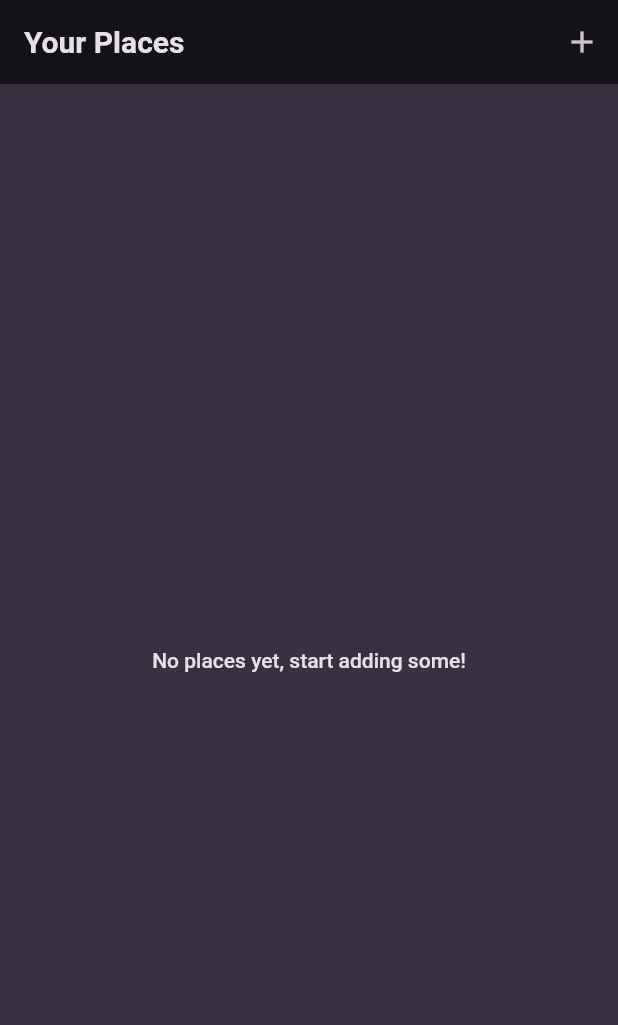
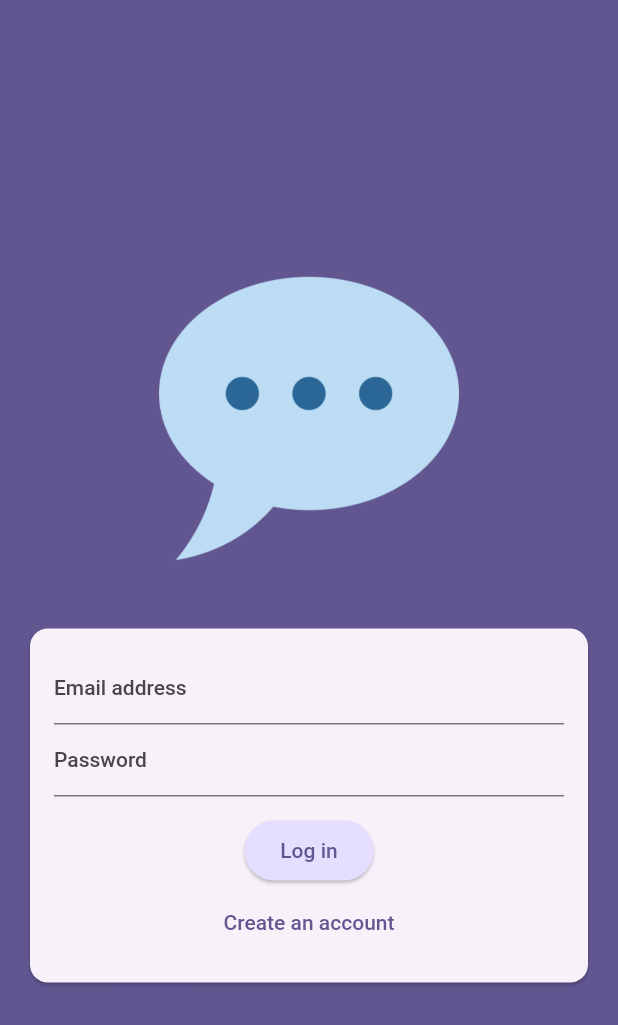
Before and after one commit to Howard86/flutter-tutorial, a Flutter app: the screen it shows after launch, on a phone screen of 412 x 824 dp. Shown: the top 1025 px of the screen. Run offline on Flutter 3.47's test engine with Material 2 defaults, Android fonts, the phone set to English and light mode, and no system bars; our stand-ins replace cloud_firestore, firebase_auth, firebase_core, firebase_storage, flutter_dotenv, flutter_riverpod and 7 more; accounts and stored records are empty; statements that could not run were skipped.

Commit message:
feat: add chat app

```diff
--- /dev/null
+++ b/lib/chat_app/main.dart
@@ -0,0 +1,36 @@
+import 'package:firebase_auth/firebase_auth.dart';
+import 'package:firstapp/chat_app/screens/auth_screen.dart';
+import 'package:firstapp/chat_app/screens/chat_screen.dart';
+import 'package:firstapp/chat_app/screens/splash_screen.dart';
+import 'package:flutter/material.dart';
+
+class ChatApp extends StatelessWidget {
+  const ChatApp({super.key});
+
+  @override
+  Widget build(BuildContext context) {
+    return MaterialApp(
+      title: 'FlutterChat',
+      theme: ThemeData().copyWith(
+        useMaterial3: true,
+        colorScheme: ColorScheme.fromSeed(
+          seedColor: const Color.fromARGB(255, 63, 17, 177),
+        ),
+      ),
+      home: StreamBuilder(
+        stream: FirebaseAuth.instance.authStateChanges(),
+        builder: (context, snapshot) {
+          if (snapshot.connectionState == ConnectionState.waiting) {
+            return const SplashScreen();
+          }
+
+          if (snapshot.hasData) {
+            return const ChatScreen();
+          }
+
+          return const AuthScreen();
+        },
+      ),
+    );
+  }
+}
--- /dev/null
+++ b/lib/chat_app/screens/auth_screen.dart
@@ -0,0 +1,234 @@
+import 'dart:io';
+
+import 'package:cloud_firestore/cloud_firestore.dart';
+import 'package:firebase_auth/firebase_auth.dart';
+import 'package:firebase_storage/firebase_storage.dart';
+import 'package:firstapp/chat_app/screens/chat_screen.dart';
+import 'package:firstapp/chat_app/widgets/user_image_picker.dart';
+import 'package:flutter/material.dart';
+
+final _firebase = FirebaseAuth.instance;
+
+class AuthScreen extends StatefulWidget {
+  const AuthScreen({
+    super.key,
+  });
+
+  @override
+  State<AuthScreen> createState() => _AuthScreenState();
+}
+
+class _AuthScreenState extends State<AuthScreen> {
+  final _formKey = GlobalKey<FormState>();
+
+  var _isLogin = true;
+  var _isAuthenticating = false;
+  File? _selectedImage;
+
+  final _emailController = TextEditingController();
+  final _passwordController = TextEditingController();
+  final _usernameController = TextEditingController();
+
+  void _submit() async {
+    final isValid = _formKey.currentState!.validate();
+
+    if (!isValid) {
+      return;
+    }
+
+    if (!_isLogin && (_selectedImage == null || _selectedImage!.path.isEmpty)) {
+      ScaffoldMessenger.of(context).clearSnackBars();
+      ScaffoldMessenger.of(context).showSnackBar(
+        const SnackBar(
+          content: Text('Please pick an image.'),
+        ),
+      );
+      return;
+    }
+
+    setState(() => _isAuthenticating = true);
+
+    _formKey.currentState!.save();
+
+    late UserCredential userCredential;
+
+    try {
+      if (_isLogin) {
+        userCredential = await _firebase.signInWithEmailAndPassword(
+          email: _emailController.value.text,
+          password: _passwordController.value.text,
+        );
+      } else {
+        userCredential = await _firebase.createUserWithEmailAndPassword(
+          email: _emailController.value.text,
+          password: _passwordController.value.text,
+        );
+
+        final storageRef = FirebaseStorage.instance
+            .ref()
+            .child('user_images')
+            .child('${userCredential.user!.uid}.jpg');
+
+        await storageRef.putFile(
+          _selectedImage!,
+          SettableMetadata(contentType: 'image/jpg', customMetadata: {
+            'picked-file-path': _selectedImage!.path,
+          }),
+        );
+
+        final imageUrl = await storageRef.getDownloadURL();
+
+        await FirebaseFirestore.instance
+            .collection('users')
+            .doc(userCredential.user!.uid)
+            .set({
+          'username': _usernameController.value.text,
+          'email': _emailController.value.text,
+          'image_url': imageUrl,
+        });
+      }
+
+      if (!_isLogin) {}
+    } on FirebaseAuthException catch (e) {
+      print(e.code);
+
+      ScaffoldMessenger.of(context).clearSnackBars();
+      ScaffoldMessenger.of(context).showSnackBar(
+        SnackBar(
+          content: Text(e.message ?? 'An error occurred! Please try again.'),
+        ),
+      );
+    }
+
+    if (!mounted) {
+      return;
+    }
+
+    setState(() => _isAuthenticating = false);
+  }
+
+  @override
+  void dispose() {
+    _emailController.dispose();
+    _passwordController.dispose();
+    _usernameController.dispose();
+    super.dispose();
+  }
+
+  @override
+  Widget build(BuildContext context) {
+    return Scaffold(
+      backgroundColor: Theme.of(context).colorScheme.primary,
+      body: Center(
+        child: SingleChildScrollView(
+          child: Column(
+            mainAxisAlignment: MainAxisAlignment.center,
+            children: [
+              Container(
+                margin: const EdgeInsets.only(
+                  top: 30,
+                  bottom: 20,
+                  left: 20,
+                  right: 20,
+                ),
+                width: 200,
+                child: Image.asset('assets/images/chat.png'),
+              ),
+              Card(
+                margin: const EdgeInsets.all(20),
+                child: SingleChildScrollView(
+                  child: Padding(
+                    padding: const EdgeInsets.all(16),
+                    child: Form(
+                      key: _formKey,
+                      child: Column(
+                        mainAxisSize: MainAxisSize.min,
+                        children: [
+                          if (!_isLogin)
+                            UserImagePicker(
+                              onPickImage: (pickedImage) =>
+                                  _selectedImage = pickedImage,
+                            ),
+                          TextFormField(
+                            controller: _emailController,
+                            keyboardType: TextInputType.emailAddress,
+                            decoration: const InputDecoration(
+                              labelText: 'Email address',
+                            ),
+                            autocorrect: false,
+                            textCapitalization: TextCapitalization.none,
+                            validator: (value) => (value == null ||
+                                    value.isEmpty ||
+                                    !value.contains('@'))
+                                ? 'Please enter a valid email address'
+                                : null,
+                          ),
+                          if (!_isLogin)
+                            TextFormField(
+                              controller: _usernameController,
+                              decoration: const InputDecoration(
+                                labelText: 'Username',
+                              ),
+                              enableSuggestions: false,
+                              validator: (value) {
+                                if (value == null || value.isEmpty) {
+                                  return 'Please enter a username';
+                                }
+                                if (value.trim().length < 4) {
+                                  return 'Username must be at least 4 characters long';
+                                }
+                                return null;
+                              },
+                            ),
+                          TextFormField(
+                            controller: _passwordController,
+                            decoration: const InputDecoration(
+                              labelText: 'Password',
+                            ),
+                            obscureText: true,
+                            validator: (value) {
+                              if (value == null || value.isEmpty) {
+                                return 'Please enter a password';
+                              }
+                              if (value.trim().length < 6) {
+                                return 'Password must be at least 6 characters long';
+                              }
+                              return null;
+                            },
+                          ),
+                          const SizedBox(height: 12),
+                          if (_isAuthenticating)
+                            const CircularProgressIndicator(),
+                          if (!_isAuthenticating)
+                            ElevatedButton(
+                              onPressed: _submit,
+                              style: ElevatedButton.styleFrom(
+                                backgroundColor: Theme.of(context)
+                                    .colorScheme
+                                    .primaryContainer,
+                              ),
+                              child: _isLogin
+                                  ? const Text('Log in')
+                                  : const Text('Sign up'),
+                            ),
+                          if (!_isAuthenticating)
+                            TextButton(
+                              onPressed: () =>
+                                  setState(() => _isLogin = !_isLogin),
+                              child: _isLogin
+                                  ? const Text('Create an account')
+                                  : const Text('I already have an account'),
+                            ),
+                        ],
+                      ),
+                    ),
+                  ),
+                ),
+              )
+            ],
+          ),
+        ),
+      ),
+    );
+  }
+}
--- a/pubspec.yaml
+++ b/pubspec.yaml
@@ -49,6 +49,10 @@ dependencies:
   path_provider: ^2.1.1
   path: ^1.8.3
   sqflite: ^2.3.0
+  firebase_core: ^2.17.0
+  firebase_auth: ^4.10.1
+  firebase_storage: ^11.2.8
+  cloud_firestore: ^4.9.3
 
 dev_dependencies:
   flutter_test:
```
Also changed, not shown: lib/chat_app/screens/chat_screen.dart (added, +36 -0 lines), lib/chat_app/screens/splash_screen.dart (added, +14 -0 lines), lib/chat_app/widgets/chat_bubbles.dart (added, +147 -0 lines), lib/chat_app/widgets/chat_messages.dart (added, +76 -0 lines), lib/chat_app/widgets/new_message.dart (added, +85 -0 lines), lib/chat_app/widgets/user_image_picker.dart (added, +62 -0 lines), lib/main.dart (+8 -9 lines), assets/images/chat.png (added), lib/chat_app/firebase_options.dart (added), pubspec.lock, 6 other files.
